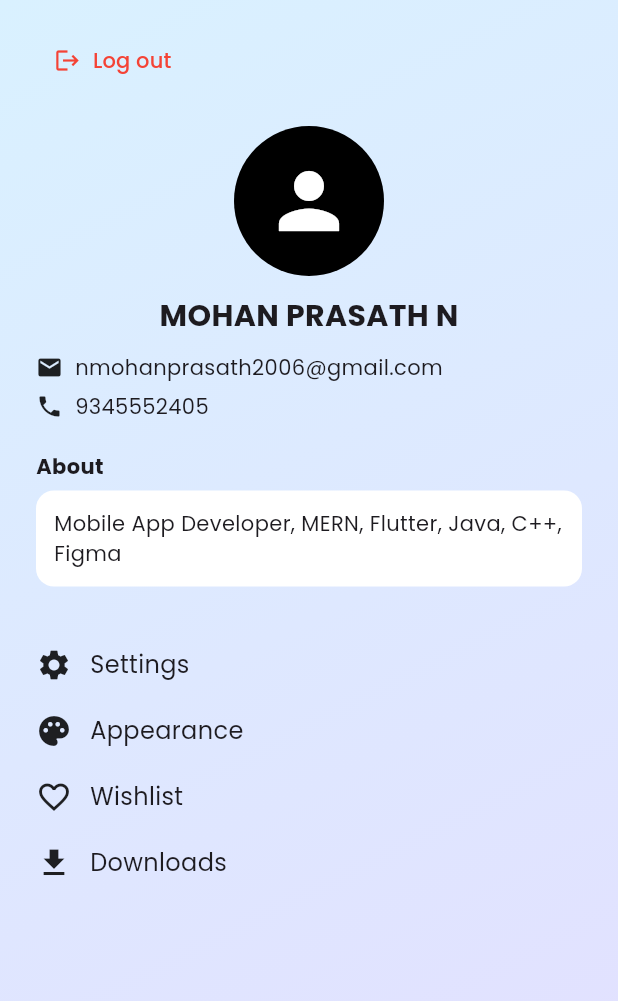
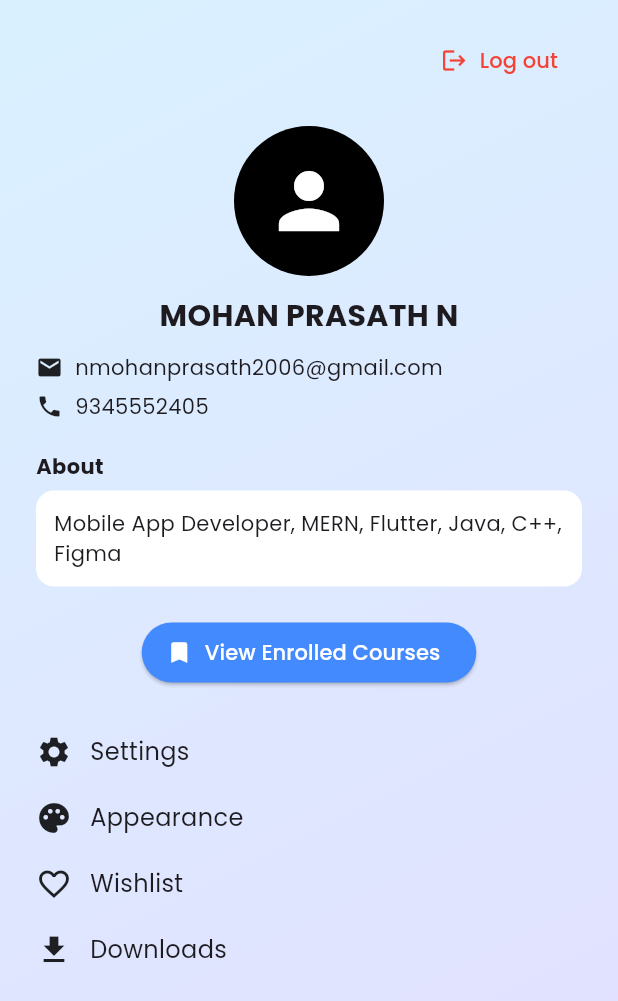
Before and after one commit to mohanprasathcsbs/onlinelearningplatform, a Flutter app: the ProfileScreen screen opened directly, on a phone screen of 412 x 824 dp. Shown: the top 1001 px of the screen. Run offline on Flutter 3.47's test engine with Material 3 defaults, Android fonts, the phone set to English and light mode, and no system bars; our stand-ins replace firebase_auth, firebase_core, google_fonts, image_picker, youtube_player_flutter; accounts and stored records are empty.

Commit message:
before firestore

```diff
--- a/lib/screens/profile_screen.dart
+++ b/lib/screens/profile_screen.dart
@@ -1,13 +1,156 @@
+
+// import 'package:flutter/material.dart';
+// import 'login_screen.dart';
+
+// class ProfileScreen extends StatelessWidget {
+//   final user = {
+//     'name': 'MOHAN PRASATH N',
+//     'email': 'nmohanprasath2006@gmail.com',
+//     'phone': '9345552405',
+//     'about': 'Mobile App Developer, MERN, Flutter, Java, C++, Figma',
+//   };
+
+//    ProfileScreen({super.key});
+
+//   @override
+//   Widget build(BuildContext context) {
+//     return Scaffold(
+//       body: Container(
+//         decoration: const BoxDecoration(
+//           gradient: LinearGradient(
+//             colors: [Color(0xFFD9F1FF), Color(0xFFE3DFFF)],
+//             begin: Alignment.topLeft,
+//             end: Alignment.bottomRight,
+//           ),
+//         ),
+//         child: SafeArea(
+//           child: Padding(
+//             padding: const EdgeInsets.symmetric(horizontal: 24, vertical: 16),
+//             child: Column(
+//               crossAxisAlignment: CrossAxisAlignment.center,
+//               children: [
+//                 // Top Row: Profile & Logout
+//                 Row(
+//                   mainAxisAlignment: MainAxisAlignment.spaceBetween,
+//                   children: [
+
+//                     TextButton.icon(
+//   onPressed: () {
+//     Navigator.pushAndRemoveUntil(
+//       context,
+//       MaterialPageRoute(builder: (_) => LoginScreen()),
+//       (route) => false,
+//     );
+//   },
+//   icon: const Icon(Icons.logout, color: Colors.red),
+//   label: const Text(
+//     "Log out",
+//     style: TextStyle(color: Colors.red),
+//   ),
+// ),
+
+//                   ],
+//                 ),
+//                 const SizedBox(height: 20),
+
+//                 // Avatar
+//                 const CircleAvatar(
+//                   radius: 50,
+//                   backgroundColor: Colors.black,
+//                   child: Icon(Icons.person, size: 60, color: Colors.white),
+//                 ),
+
+//                 const SizedBox(height: 12),
+
+//                 // Name
+//                 Text(
+//                   user['name']!,
+//                   style: const TextStyle(fontSize: 20, fontWeight: FontWeight.bold),
+//                 ),
+
+//                 const SizedBox(height: 10),
+
+//                 // Email and Phone
+//                 Row(
+//                   children: [
+//                     const Icon(Icons.email, size: 18),
+//                     const SizedBox(width: 8),
+//                     Text(user['email']!),
+//                   ],
+//                 ),
+//                 const SizedBox(height: 6),
+//                 Row(
+//                   children: [
+//                     const Icon(Icons.phone, size: 18),
+//                     const SizedBox(width: 8),
+//                     Text(user['phone']!),
+//                   ],
+//                 ),
+
+//                 const SizedBox(height: 20),
+
+//                 // About Section
+//                 Align(
+//                   alignment: Alignment.centerLeft,
+//                   child: Text("About", style: TextStyle(fontWeight: FontWeight.bold)),
+//                 ),
+//                 const SizedBox(height: 6),
+//                 Container(
+//                   width: double.infinity,
+//                   padding: const EdgeInsets.all(12),
+//                   decoration: BoxDecoration(
+//                     color: Colors.white,
+//                     borderRadius: BorderRadius.circular(12),
+//                   ),
+//                   child: Text(user['about']!),
+//                 ),
+
+//                 const SizedBox(height: 30),
+
+//                 // Options
+//                 Expanded(
+//                   child: ListView(
+//                     children: [
+//                       _buildOption(icon: Icons.settings, label: "Settings"),
+//                       _buildOption(icon: Icons.palette, label: "Appearance"),
+//                       _buildOption(icon: Icons.favorite_border, label: "Wishlist"),
+//                       _buildOption(icon: Icons.download, label: "Downloads"),
+//                     ],
+//                   ),
+//                 ),
+//               ],
+//             ),
+//           ),
+//         ),
+//       ),
+//     );
+//   }
+
+//   Widget _buildOption({required IconData icon, required String label}) {
+//     return Padding(
+//       padding: const EdgeInsets.symmetric(vertical: 10),
+//       child: Row(
+//         children: [
+//           Icon(icon, size: 24),
+//           const SizedBox(width: 12),
+//           Text(label, style: const TextStyle(fontSize: 16)),
+//         ],
+//       ),
+//     );
+//   }
+// }
 
 import 'package:flutter/material.dart';
 import 'login_screen.dart';
+import 'enrolled_courses_screen.dart';
 
 class ProfileScreen extends StatelessWidget {
-  final user = {
+  final Map<String, Object> user = {
     'name': 'MOHAN PRASATH N',
     'email': 'nmohanprasath2006@gmail.com',
     'phone': '9345552405',
     'about': 'Mobile App Developer, MERN, Flutter, Java, C++, Figma',
+    'enrolledCourses': ['Flutter Basics', 'Dart Advanced'],
   };
 
   ProfileScreen({super.key});
@@ -29,11 +172,10 @@ class ProfileScreen extends StatelessWidget {
             child: Column(
               crossAxisAlignment: CrossAxisAlignment.center,
               children: [
-                // Top Row: Profile & Logout
+                // Top Row
                 Row(
-                  mainAxisAlignment: MainAxisAlignment.spaceBetween,
+                  mainAxisAlignment: MainAxisAlignment.end,
                   children: [
-
                     TextButton.icon(
                       onPressed: () {
                         Navigator.pushAndRemoveUntil(
@@ -48,9 +190,9 @@ class ProfileScreen extends StatelessWidget {
                         style: TextStyle(color: Colors.red),
                       ),
                     ),
-
                   ],
                 ),
+
                 const SizedBox(height: 20),
 
                 // Avatar
@@ -64,18 +206,18 @@ class ProfileScreen extends StatelessWidget {
 
                 // Name
                 Text(
-                  user['name']!,
+                  user['name'] as String,
                   style: const TextStyle(fontSize: 20, fontWeight: FontWeight.bold),
                 ),
 
                 const SizedBox(height: 10),
 
-                // Email and Phone
+                // Email & Phone
                 Row(
                   children: [
                     const Icon(Icons.email, size: 18),
                     const SizedBox(width: 8),
-                    Text(user['email']!),
+                    Text(user['email'] as String),
                   ],
                 ),
                 const SizedBox(height: 6),
@@ -83,13 +225,13 @@ class ProfileScreen extends StatelessWidget {
                   children: [
                     const Icon(Icons.phone, size: 18),
                     const SizedBox(width: 8),
-                    Text(user['phone']!),
+                    Text(user['phone'] as String),
                   ],
                 ),
 
                 const SizedBox(height: 20),
 
-                // About Section
+                // About
                 Align(
                   alignment: Alignment.centerLeft,
                   child: Text("About", style: TextStyle(fontWeight: FontWeight.bold)),
@@ -102,12 +244,34 @@ class ProfileScreen extends StatelessWidget {
                     color: Colors.white,
                     borderRadius: BorderRadius.circular(12),
                   ),
-                  child: Text(user['about']!),
+                  child: Text(user['about'] as String),
                 ),
 
-                const SizedBox(height: 30),
+                const SizedBox(height: 20),
 
-                // Options
+                // Enrolled Courses Button
+                ElevatedButton.icon(
+                  onPressed: () {
+                    Navigator.push(
+                      context,
+                      MaterialPageRoute(
+                        builder: (_) => EnrolledCoursesScreen(
+                          courses: List<String>.from(user['enrolledCourses'] as List),
+                        ),
+                      ),
+                    );
+                  },
+                  icon: const Icon(Icons.bookmark),
+                  label: const Text("View Enrolled Courses"),
+                  style: ElevatedButton.styleFrom(
+                    backgroundColor: Colors.blueAccent,
+                    foregroundColor: Colors.white,
+                  ),
+                ),
+
+                const SizedBox(height: 20),
+
+                // Other Options
                 Expanded(
                   child: ListView(
                     children: [
```
Also changed, not shown: lib/screens/enrolled_courses_screen.dart (added, +37 -0 lines). Lines whose indentation alone changed are shown as unchanged.
